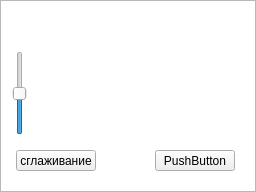
First picture: the form in ui/mapview.ui, repository U-Alex/Easy_VOLS, before the edit.
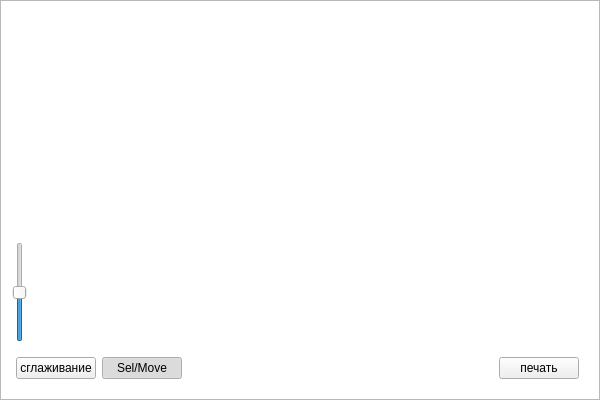
Second picture: the form after the edit.

The edit to the form file:
```diff
--- a/ui/mapview.ui
+++ b/ui/mapview.ui
@@ -6,8 +6,8 @@
    <rect>
     <x>0</x>
     <y>0</y>
-    <width>256</width>
-    <height>192</height>
+    <width>600</width>
+    <height>400</height>
    </rect>
   </property>
   <property name="dragMode">
@@ -74,6 +74,19 @@
         </property>
        </widget>
       </item>
+      <item>
+       <widget class="QPushButton" name="pb_select_mode">
+        <property name="text">
+         <string>Sel/Move</string>
+        </property>
+        <property name="checkable">
+         <bool>true</bool>
+        </property>
+        <property name="checked">
+         <bool>true</bool>
+        </property>
+       </widget>
+      </item>
       <item>
        <spacer name="horizontalSpacer">
         <property name="orientation">
@@ -90,7 +103,7 @@
       <item>
        <widget class="QPushButton" name="pushButton_2">
         <property name="text">
-         <string>PushButton</string>
+         <string>печать</string>
         </property>
        </widget>
       </item>
```
Left out of the diff: 4 changed lines with no effect on the pictures.
